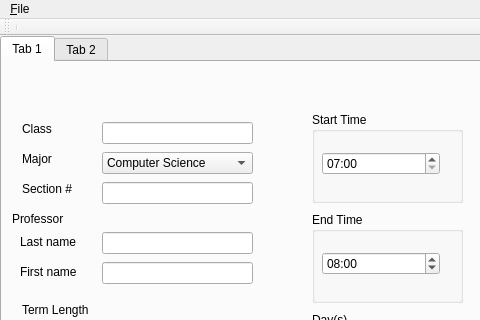
arlene725/csci150, file TeacherGo/mainwindow.ui: the form before one commit; both pictures show x 0 to 480 and y 0 to 320 of the 663 by 537 pixel window.
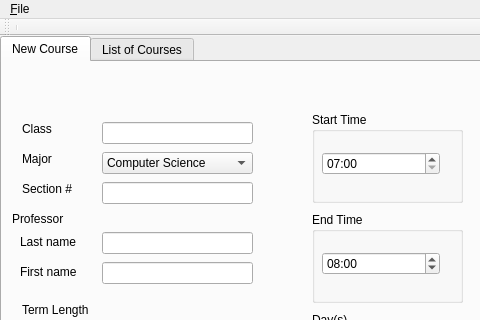
The form after the commit.

Diff of the .ui file:
```diff
--- a/TeacherGo/mainwindow.ui
+++ b/TeacherGo/mainwindow.ui
@@ -28,7 +28,7 @@
     </property>
     <widget class="QWidget" name="tab">
      <attribute name="title">
-      <string>Tab 1</string>
+      <string>New Course</string>
      </attribute>
      <widget class="QLineEdit" name="classNameBox">
       <property name="geometry">
@@ -402,7 +402,7 @@
     </widget>
     <widget class="QWidget" name="tab_2">
      <attribute name="title">
-      <string>Tab 2</string>
+      <string>List of Courses</string>
      </attribute>
      <widget class="QTableWidget" name="sectTable">
       <property name="geometry">
```
Left out of the diff: 33 changed lines with no effect on the pictures.
